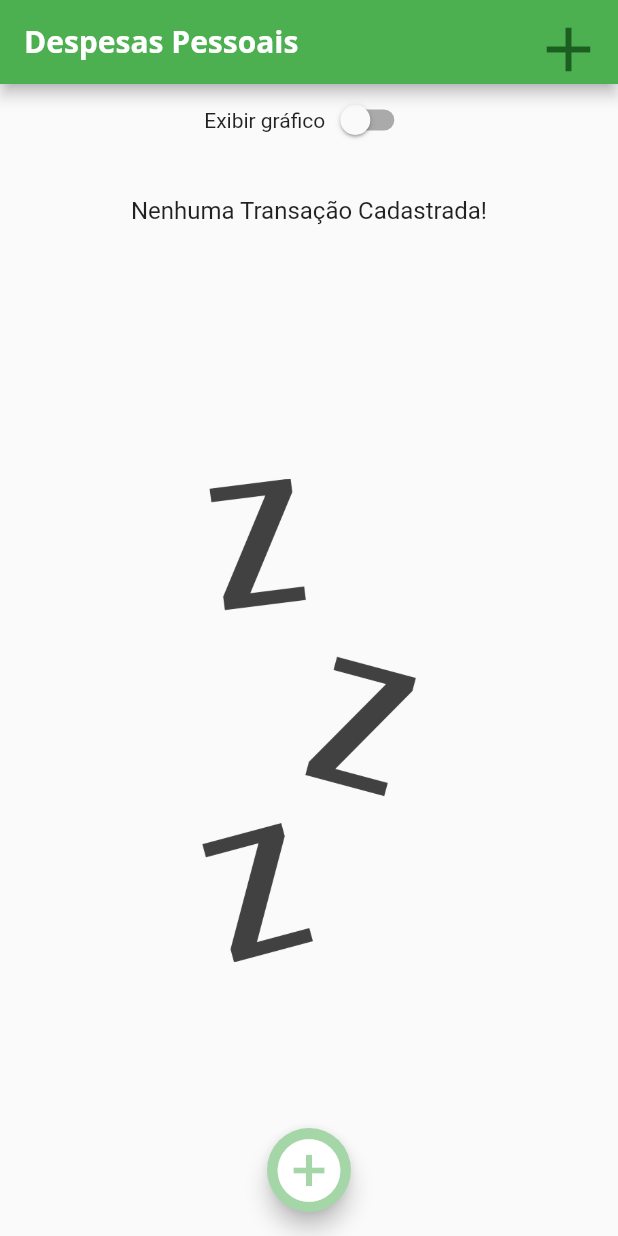
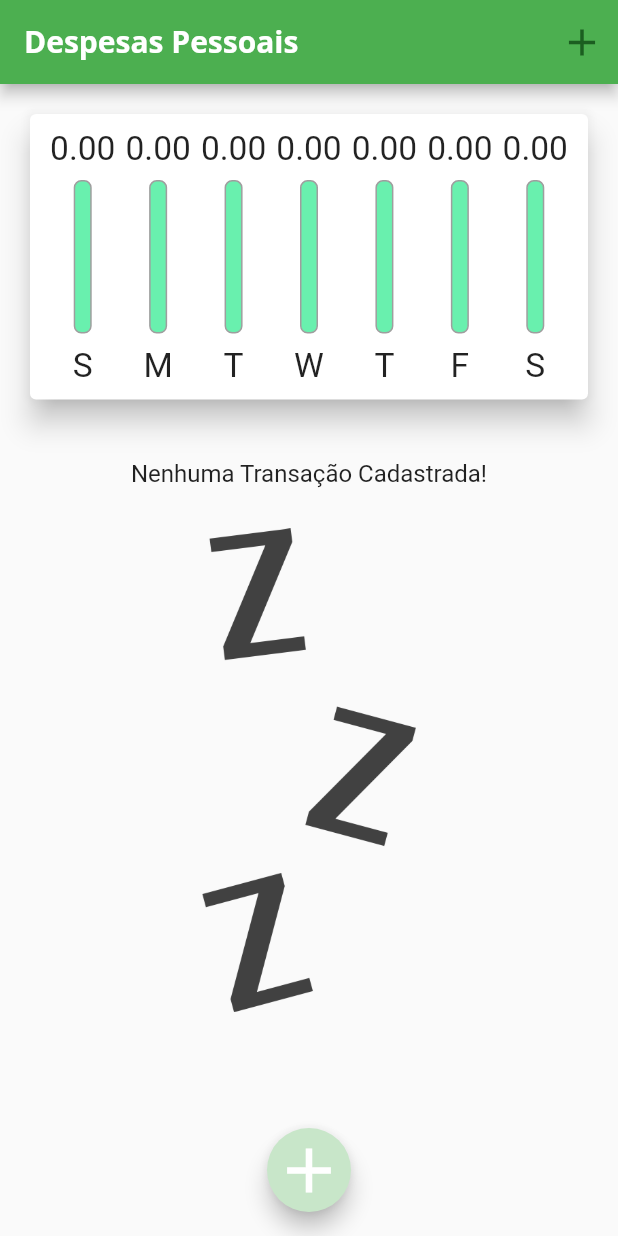
Before and after one commit to CSIRamone/expenses, a Flutter app: the screen it shows after launch, on a phone screen of 412 x 824 dp. Run offline on Flutter 3.47's test engine with Material 2 defaults, Android fonts, the phone set to English and light mode, and no system bars.

Commit message:
Ajuste no layout add icons apenas no modo paisagem e mostrando tanto uma list como o grafico

```diff
--- a/lib/components/transaction_list.dart
+++ b/lib/components/transaction_list.dart
@@ -16,13 +16,10 @@ class Transaction_list extends StatelessWidget {
             ? LayoutBuilder(builder: (context, constraints) {
                 return Column(
                   children: [
-                    SizedBox(height: constraints.maxHeight * 0.05),
-                    SizedBox(
-                      height: constraints.maxHeight * 0.3,
-                      child: Text(
-                        'Nenhuma Transação Cadastrada!',
-                        style: Theme.of(context).textTheme.titleMedium,
-                      ),
+                    SizedBox(height: 20),
+                    Text(
+                      'Nenhuma Transação Cadastrada!',
+                      style: Theme.of(context).textTheme.titleMedium,
                     ),
                     SizedBox(height: constraints.maxHeight * 0.05),
                     SizedBox(
--- a/lib/main.dart
+++ b/lib/main.dart
@@ -134,6 +134,9 @@ class _MyHomePageState extends State<MyHomePage> {
 
   @override
   Widget build(BuildContext context) {
+    bool isLandScape =
+        MediaQuery.of(context).orientation == Orientation.landscape;
+
     final appBar = AppBar(
       title: Text(
         "Despesas Pessoais",
@@ -142,10 +145,21 @@ class _MyHomePageState extends State<MyHomePage> {
         ),
       ),
       actions: [
+        if (isLandScape)
+          IconButton(
+            onPressed: () {
+              setState(() {
+                _showChart = !_showChart;
+              });
+            },
+            icon: Icon(_showChart ? Icons.list : Icons.pie_chart),
+            iconSize: 30,
+            color: Colors.green[900],
+          ),
         IconButton(
           onPressed: () => _openTransactionFormModal(context),
           icon: Icon(Icons.add),
-          iconSize: 50,
+          iconSize: 30,
           color: Colors.green[900],
         ),
       ],
@@ -162,6 +176,7 @@ class _MyHomePageState extends State<MyHomePage> {
           // mainAxisAlignment: MainAxisAlignment.spaceAround,
           crossAxisAlignment: CrossAxisAlignment.stretch,
           children: [
+            /*if (isLandScape)
               Row(
                 mainAxisAlignment: MainAxisAlignment.center,
                 children: [
@@ -177,15 +192,15 @@ class _MyHomePageState extends State<MyHomePage> {
                     },
                   ),
                 ],
-            ),
-            if (_showChart)
+              ),*/
+            if (_showChart || !isLandScape)
               SizedBox(
-                height: availableHeight * 0.3,
+                height: availableHeight * (isLandScape ? 0.6 : 0.3),
                 child: Chart(
                   _recentTransactions,
                 ),
               ),
-            if (!_showChart)
+            if (!_showChart || !isLandScape)
               SizedBox(
                 height: availableHeight * 0.7,
                 child: Transaction_list(
@@ -199,10 +214,10 @@ class _MyHomePageState extends State<MyHomePage> {
       floatingActionButton: FloatingActionButton(
         onPressed: () => _openTransactionFormModal(context),
         child: const Icon(
-          Icons.add_circle,
+          Icons.add,
           size: 50,
         ),
-        backgroundColor: Colors.green[200],
+        backgroundColor: Colors.green[100],
       ),
       floatingActionButtonLocation: FloatingActionButtonLocation.centerFloat,
     );
```
Lines whose indentation alone changed are shown as unchanged.
